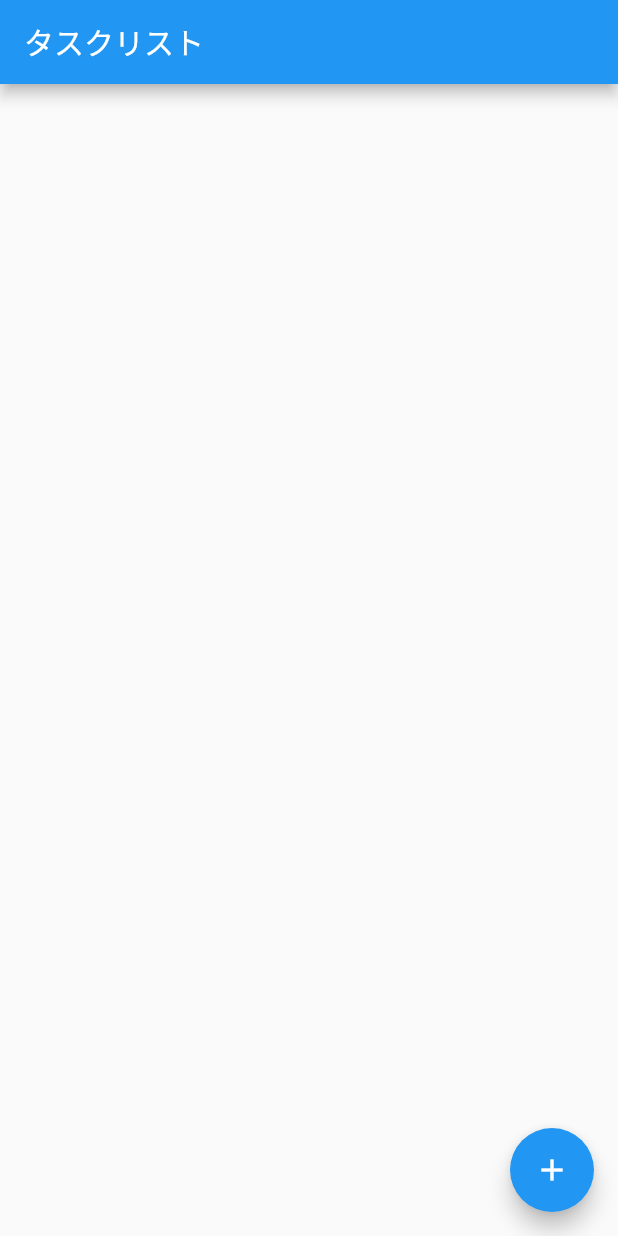
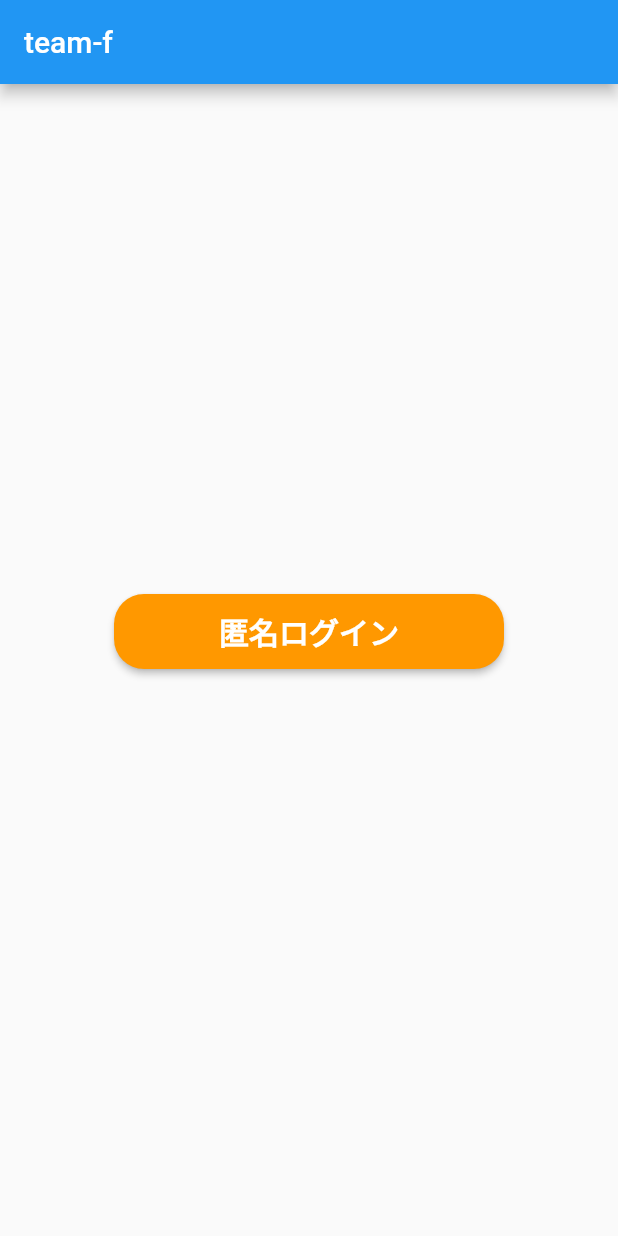
Before and after one commit to Tech-Uni-Summer-Hackathon2021/team-f, a Flutter app: the screen it shows after launch, on a phone screen of 412 x 824 dp. Run offline on Flutter 3.47's test engine with Material 2 defaults, Android fonts, the phone set to English and light mode, and no system bars; our stand-ins replace firebase_auth, firebase_core; accounts and stored records are empty.

```diff
--- /dev/null
+++ b/lib/auth/auth.dart
@@ -0,0 +1,69 @@
+import 'package:firebase_auth/firebase_auth.dart';
+import 'package:flutter/foundation.dart';
+import 'package:flutter/material.dart';
+
+import '../main.dart';
+
+class AuthScreen extends StatefulWidget {
+
+
+  @override
+  _AuthScreenState createState() => _AuthScreenState();
+}
+
+class _AuthScreenState extends State<AuthScreen> {
+  @override
+  void initState() {
+    super.initState();
+  }
+
+  @override
+  void dispose() {
+    super.dispose();
+  }
+
+  // アカウント登録
+  void registeUser() async {
+    await FirebaseAuth.instance.signInAnonymously().then((result) => {
+      print("User id is ${result.user.uid}"),
+      //ページ遷移
+      Navigator.pushAndRemoveUntil(
+          context,
+          MaterialPageRoute(builder: (context) => MyTodoApp()),
+          (_) => false)
+    });
+  }
+
+  @override
+  Widget build(BuildContext context) {
+    return Scaffold(
+        appBar: AppBar(
+          title: const Text('team-f'),
+        ),
+        body: Container(
+          child: Column(
+            children: <Widget>[
+              SizedBox(height: 40.0),
+              Container(
+                height: 300,
+              ),
+              RaisedButton(
+                padding: EdgeInsets.fromLTRB(70, 10, 70, 10),
+                onPressed: () {
+                  registeUser();
+                },
+                child: Text('匿名ログイン',
+                    style: TextStyle(
+                        color: Colors.white,
+                        fontSize: 20.0,
+                        fontWeight: FontWeight.bold)),
+                color: Colors.orange,
+                shape: RoundedRectangleBorder(
+                  borderRadius: BorderRadius.circular(20.0),
+                ),
+              )
+            ],
+          ),
+        ));
+  }
+}
--- a/lib/main.dart
+++ b/lib/main.dart
@@ -1,6 +1,11 @@
+import 'package:firebase_core/firebase_core.dart';
 import 'package:flutter/material.dart';
+import 'package:task_project/auth/auth.dart';
 
-void main() {
+void main() async {
+  WidgetsFlutterBinding.ensureInitialized();
+  //Firebase初期化処理
+  await Firebase.initializeApp();
   // 最初に表示するWidget
   runApp(MyTodoApp());
 }
@@ -19,7 +24,7 @@ class MyTodoApp extends StatelessWidget {
         visualDensity: VisualDensity.adaptivePlatformDensity,
       ),
       // リスト一覧画面を表示
-      home: TodoListPage(),
+      home: AuthScreen(),
     );
   }
 }
--- a/pubspec.yaml
+++ b/pubspec.yaml
@@ -3,7 +3,7 @@ description: A new Flutter project.
 
 # The following line prevents the package from being accidentally published to
 # pub.dev using `pub publish`. This is preferred for private packages.
-publish_to: 'none' # Remove this line if you wish to publish to pub.dev
+publish_to: "none" # Remove this line if you wish to publish to pub.dev
 
 # The following defines the version and build number for your application.
 # A version number is three numbers separated by dots, like 1.2.43
@@ -24,6 +24,9 @@ dependencies:
   flutter:
     sdk: flutter
 
+  firebase_core: ^0.7.0
+  firebase_auth: ^0.20.1
+  cloud_firestore: ^0.16.0+1
 
   # The following adds the Cupertino Icons font to your application.
   # Use with the CupertinoIcons class for iOS style icons.
@@ -38,7 +41,6 @@ dev_dependencies:
 
 # The following section is specific to Flutter.
 flutter:
-
   # The following line ensures that the Material Icons font is
   # included with your application, so that you can use the icons in
   # the material Icons class.
```
Also changed, not shown: pubspec.lock, 3 other files.
